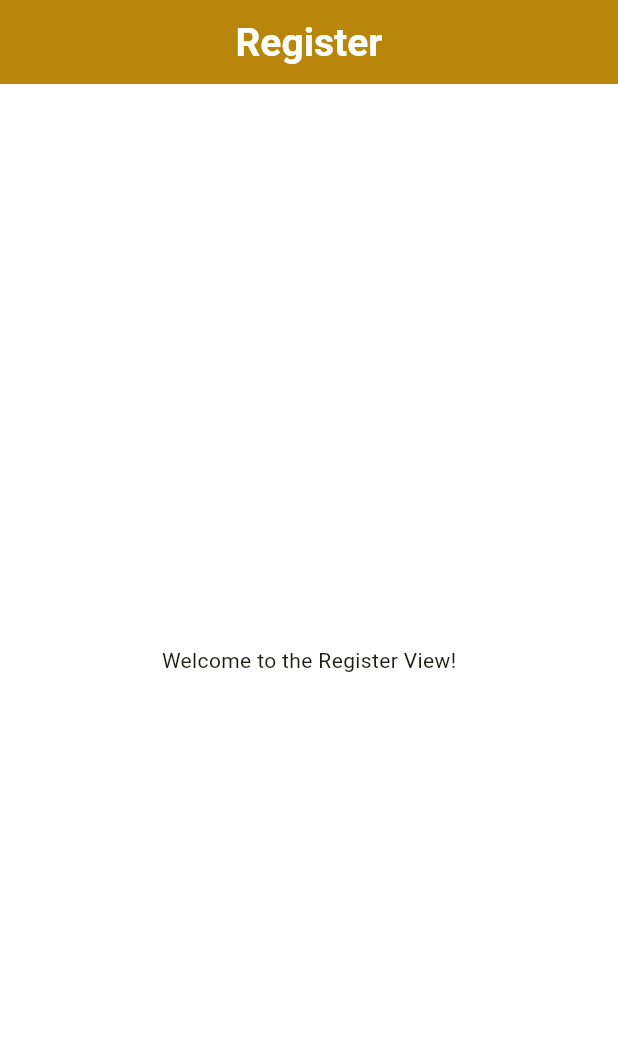
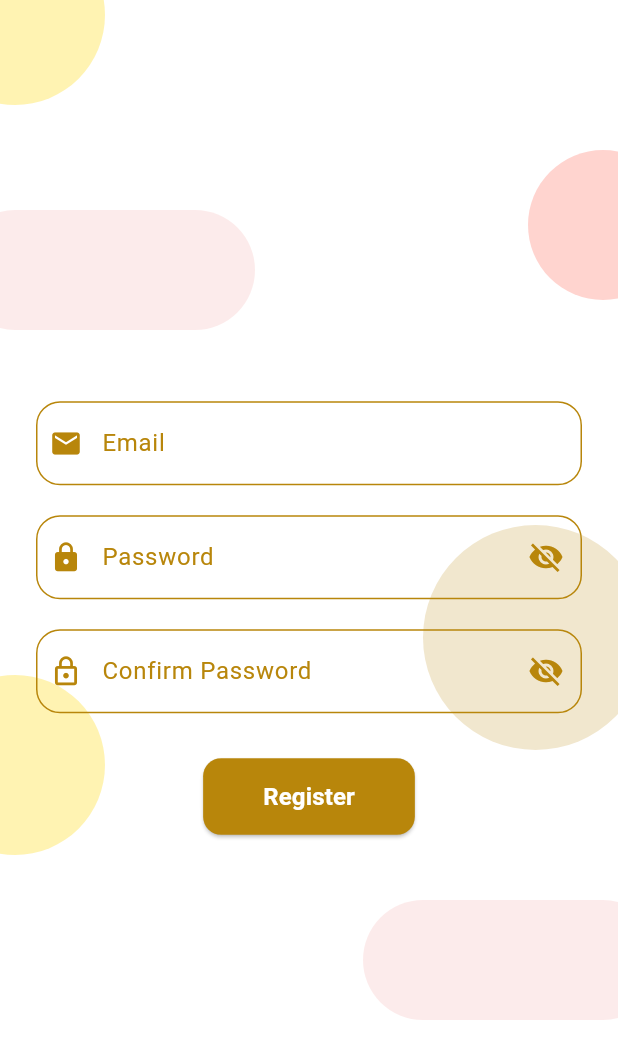
Before and after one commit to MinaYasser100/david_psalmist, a Flutter app: the screen it shows after launch, on a phone screen of 412 x 824 dp. Shown: the top 1059 px of the screen. Run offline on Flutter 3.47's test engine with Material 3 defaults, Android fonts, the phone set to English and light mode, and no system bars; our stand-ins replace connectivity_plus, firebase_core, flutter_bloc, flutter_screenutil, get_it, go_router and 2 more; accounts and stored records are empty.

Commit message:
do the register ui

```diff
--- a/lib/core/utils/theme_data_func.dart
+++ b/lib/core/utils/theme_data_func.dart
@@ -27,8 +27,9 @@ ThemeData themeDataFunc() {
     ),
     elevatedButtonTheme: ElevatedButtonThemeData(
       style: ElevatedButton.styleFrom(
-        backgroundColor: ColorsTheme().primaryColor,
+        backgroundColor: ColorsTheme().secondaryColor,
         foregroundColor: ColorsTheme().whiteColor,
+        padding: const EdgeInsets.symmetric(horizontal: 40, vertical: 14),
         shape: RoundedRectangleBorder(borderRadius: BorderRadius.circular(12)),
       ),
     ),
--- a/lib/core/widgets/custom_text_form_field.dart
+++ b/lib/core/widgets/custom_text_form_field.dart
@@ -24,7 +24,7 @@ class _CustomTextFormFieldState extends State<CustomTextFormField> {
   Widget build(BuildContext context) {
     return TextFormField(
       controller: widget.textFieldModel.controller,
-      cursorColor: ColorsTheme().whiteColor,
+      cursorColor: ColorsTheme().primaryDark,
       validator: widget.textFieldModel.validator,
       autovalidateMode: widget.textFieldModel.autovalidateMode,
       obscureText: isObscured,
@@ -32,17 +32,17 @@ class _CustomTextFormFieldState extends State<CustomTextFormField> {
       autofocus: widget.textFieldModel.autofocus,
       focusNode: widget.textFieldModel.focusNode,
       onFieldSubmitted: widget.textFieldModel.onFieldSubmitted,
-      style: TextStyle(color: ColorsTheme().whiteColor),
+      style: TextStyle(color: ColorsTheme().primaryDark),
       decoration: InputDecoration(
         labelText: widget.textFieldModel.labelText,
         hintText: widget.textFieldModel.hintText,
         errorText: widget.textFieldModel.errorText,
         hintStyle: TextStyle(color: ColorsTheme().grayWhite),
-        labelStyle: TextStyle(color: ColorsTheme().whiteColor),
+        labelStyle: TextStyle(color: ColorsTheme().primaryDark),
         prefixIcon: Icon(
           widget.textFieldModel.icon,
           size: 22,
-          color: ColorsTheme().whiteColor,
+          color: ColorsTheme().primaryDark,
         ),
         prefixIconConstraints: const BoxConstraints(
           minHeight: 40, // علشان الأيقونة تبقى في النص
@@ -56,7 +56,7 @@ class _CustomTextFormFieldState extends State<CustomTextFormField> {
                 },
                 child: Icon(
                   isObscured ? Icons.visibility_off : Icons.visibility,
-                  color: ColorsTheme().whiteColor,
+                  color: ColorsTheme().primaryDark,
                 ),
               )
             : null,
@@ -70,7 +70,7 @@ class _CustomTextFormFieldState extends State<CustomTextFormField> {
   OutlineInputBorder _customOutlineInputBorder() {
     return OutlineInputBorder(
       borderRadius: BorderRadius.circular(16),
-      borderSide: BorderSide(color: ColorsTheme().whiteColor),
+      borderSide: BorderSide(color: ColorsTheme().primaryDark),
     );
   }
 }
--- /dev/null
+++ b/lib/features/register/manager/autovalidate_mode/autovalidate_mode_cubit.dart
@@ -0,0 +1,15 @@
+import 'package:flutter/material.dart';
+import 'package:flutter_bloc/flutter_bloc.dart';
+
+part 'autovalidate_mode_state.dart';
+
+class AutovalidateModeCubit extends Cubit<AutovalidateModeState> {
+  AutovalidateModeCubit() : super(AutovalidateModeInitial());
+
+  AutovalidateMode autovalidateMode = AutovalidateMode.disabled;
+
+  void changeAutovalidateMode() {
+    autovalidateMode = AutovalidateMode.always;
+    emit(AutovalidateModeChanged());
+  }
+}
--- /dev/null
+++ b/lib/features/register/manager/autovalidate_mode/autovalidate_mode_state.dart
@@ -0,0 +1,8 @@
+part of 'autovalidate_mode_cubit.dart';
+
+@immutable
+sealed class AutovalidateModeState {}
+
+final class AutovalidateModeInitial extends AutovalidateModeState {}
+
+final class AutovalidateModeChanged extends AutovalidateModeState {}
--- /dev/null
+++ b/lib/features/register/manager/register_cubit/register_cubit.dart
@@ -0,0 +1,8 @@
+import 'package:flutter/material.dart';
+import 'package:flutter_bloc/flutter_bloc.dart';
+
+part 'register_state.dart';
+
+class RegisterCubit extends Cubit<RegisterState> {
+  RegisterCubit() : super(RegisterInitial());
+}
--- /dev/null
+++ b/lib/features/register/manager/register_cubit/register_state.dart
@@ -0,0 +1,6 @@
+part of 'register_cubit.dart';
+
+@immutable
+sealed class RegisterState {}
+
+final class RegisterInitial extends RegisterState {}
--- a/lib/features/register/ui/register_view.dart
+++ b/lib/features/register/ui/register_view.dart
@@ -1,13 +1,123 @@
+import 'package:david_psalmist/features/register/manager/autovalidate_mode/autovalidate_mode_cubit.dart';
 import 'package:flutter/material.dart';
+import 'package:david_psalmist/core/utils/colors.dart';
+import 'package:flutter_bloc/flutter_bloc.dart';
 
-class RegisterView extends StatelessWidget {
+import 'widgets/register_body_view.dart';
+
+class RegisterView extends StatefulWidget {
   const RegisterView({super.key});
 
   @override
+  State<RegisterView> createState() => _RegisterViewState();
+}
+
+class _RegisterViewState extends State<RegisterView> {
+  final _formKey = GlobalKey<FormState>();
+
+  // Text controllers
+  late TextEditingController emailController;
+  late TextEditingController passwordController;
+  late TextEditingController confirmPasswordController;
+
+  @override
+  void initState() {
+    emailController = TextEditingController();
+    passwordController = TextEditingController();
+    confirmPasswordController = TextEditingController();
+    super.initState();
+  }
+
+  @override
+  void dispose() {
+    emailController.dispose();
+    passwordController.dispose();
+    confirmPasswordController.dispose();
+    super.dispose();
+  }
+
+  @override
   Widget build(BuildContext context) {
-    return Scaffold(
-      appBar: AppBar(title: const Text('Register')),
-      body: const Center(child: Text('Welcome to the Register View!')),
+    return MultiBlocProvider(
+      providers: [BlocProvider(create: (context) => AutovalidateModeCubit())],
+
+      child: Scaffold(
+        body: Stack(
+          children: [
+            // Background decorations
+            Positioned(
+              top: -50,
+              left: -50,
+              child: _circleDecoration(
+                120,
+                ColorsTheme().primaryColor.withValues(alpha: 0.3),
+              ),
+            ),
+            Positioned(
+              top: 100,
+              right: -40,
+              child: _circleDecoration(
+                100,
+                ColorsTheme().secondaryLight.withValues(alpha: 0.3),
+              ),
+            ),
+            Positioned(
+              top: 450,
+              left: -50,
+              child: _circleDecoration(
+                120,
+                ColorsTheme().primaryColor.withValues(alpha: 0.3),
+              ),
+            ),
+            Positioned(
+              top: 350,
+              right: -20,
+              child: _circleDecoration(
+                150,
+                ColorsTheme().primaryDark.withValues(alpha: 0.2),
+              ),
+            ),
+
+            Positioned(
+              top: 140,
+              left: -30,
+              child: _rectangularCircleDecoration(),
+            ),
+
+            Positioned(
+              top: 600,
+              right: -30,
+              child: _rectangularCircleDecoration(),
+            ),
+            // Form fields
+            RegisterBodyView(
+              formKey: _formKey,
+              emailController: emailController,
+              passwordController: passwordController,
+              confirmPasswordController: confirmPasswordController,
+            ),
+          ],
+        ),
+      ),
+    );
+  }
+
+  Container _rectangularCircleDecoration() {
+    return Container(
+      height: 80,
+      width: 200,
+      decoration: BoxDecoration(
+        color: ColorsTheme().secondaryColor.withValues(alpha: 0.1),
+        borderRadius: BorderRadius.circular(40),
+      ),
+    );
+  }
+
+  Widget _circleDecoration(double size, Color color) {
+    return Container(
+      height: size,
+      width: size,
+      decoration: BoxDecoration(shape: BoxShape.circle, color: color),
     );
   }
 }
--- /dev/null
+++ b/lib/features/register/ui/widgets/register_body_view.dart
@@ -0,0 +1,108 @@
+import 'package:david_psalmist/core/model/text_field_model/text_field_model.dart';
+import 'package:david_psalmist/core/utils/colors.dart';
+import 'package:david_psalmist/core/validation/validatoin.dart';
+import 'package:david_psalmist/core/widgets/custom_text_form_field.dart';
+import 'package:david_psalmist/features/register/manager/autovalidate_mode/autovalidate_mode_cubit.dart';
+import 'package:flutter/material.dart';
+import 'package:flutter_bloc/flutter_bloc.dart';
+
+class RegisterBodyView extends StatelessWidget {
+  const RegisterBodyView({
+    super.key,
+    required GlobalKey<FormState> formKey,
+    required this.emailController,
+    required this.passwordController,
+    required this.confirmPasswordController,
+  }) : _formKey = formKey;
+
+  final GlobalKey<FormState> _formKey;
+  final TextEditingController emailController;
+  final TextEditingController passwordController;
+  final TextEditingController confirmPasswordController;
+
+  @override
+  Widget build(BuildContext context) {
+    return Center(
+      child: SingleChildScrollView(
+        padding: const EdgeInsets.symmetric(horizontal: 24),
+        child: BlocBuilder<AutovalidateModeCubit, AutovalidateModeState>(
+          builder: (context, state) {
+            return Form(
+              key: _formKey,
+              autovalidateMode: context
+                  .read<AutovalidateModeCubit>()
+                  .autovalidateMode,
+              child: Column(
+                mainAxisAlignment: MainAxisAlignment.center,
+                children: [
+                  CustomTextFormField(
+                    textFieldModel: TextFieldModel(
+                      controller: emailController,
+                      labelText: "Email",
+                      hintText: "Enter your email",
+                      icon: Icons.email,
+                      obscureText: false,
+                      keyboardType: TextInputType.emailAddress,
+                      validator: (value) => Validatoin.emailValidation(value),
+                    ),
+                  ),
+                  const SizedBox(height: 20),
+                  CustomTextFormField(
+                    textFieldModel: TextFieldModel(
+                      keyboardType: TextInputType.visiblePassword,
+                      controller: passwordController,
+                      labelText: "Password",
+                      hintText: "Enter your password",
+                      icon: Icons.lock,
+                      obscureText: true,
+                      validator: (value) => Validatoin.validatePassword(value),
+                    ),
+                  ),
+                  const SizedBox(height: 20),
+                  CustomTextFormField(
+                    textFieldModel: TextFieldModel(
+                      keyboardType: TextInputType.visiblePassword,
+                      controller: confirmPasswordController,
+                      labelText: "Confirm Password",
+                      hintText: "Re-enter your password",
+                      icon: Icons.lock_outline,
+                      obscureText: true,
+                      validator: (value) => value != passwordController.text
+                          ? "Passwords do not match"
+                          : null,
+                    ),
+                  ),
+                  const SizedBox(height: 30),
+                  ElevatedButton(
+                    style: ElevatedButton.styleFrom(
+                      backgroundColor: ColorsTheme().primaryDark,
+                    ),
+                    onPressed: () {
+                      if (_formKey.currentState!.validate()) {
+                        ScaffoldMessenger.of(context).showSnackBar(
+                          const SnackBar(content: Text("Registering...")),
+                        );
+                      } else {
+                        context
+                            .read<AutovalidateModeCubit>()
+                            .changeAutovalidateMode();
+                      }
+                    },
+                    child: Text(
+                      "Register",
+                      style: TextStyle(
+                        color: ColorsTheme().whiteColor,
+                        fontSize: 16,
+                        fontWeight: FontWeight.bold,
+                      ),
+                    ),
+                  ),
+                ],
+              ),
+            );
+          },
+        ),
+      ),
+    );
+  }
+}
```
